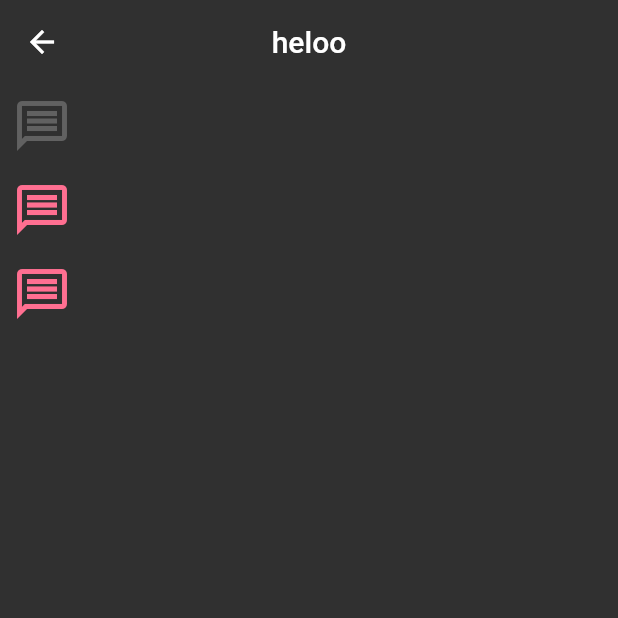
After one commit to ozgeakinci/flutter_work_file, a Flutter app: the IconLearnView screen opened directly, on a phone screen of 412 x 824 dp, the top half of it. The commit adds this screen. Run offline on Flutter 3.47's test engine with Material 2 defaults, Android fonts, the phone set to English and light mode, and no system bars.

Commit message:
colors and icon_learn adding

```diff
--- a/lib/101/app_bar.dart
+++ b/lib/101/app_bar.dart
@@ -13,16 +13,18 @@ class AppBarView extends StatelessWidget {
       appBar: AppBar(
         title: Text(_title),
         //Appbar sol kısım
-        leading: const Icon(Icons.chevron_left),
+        leading: const Icon(Icons.chevron_left), //sol taraftadaki ikon;
         automaticallyImplyLeading: false,
+        //leading-width: sol tarafın genişliğini ayarlar
         //Aşağıdaki yorum satırları ortak alana taşındı
         // centerTitle: true, //yazının hep ortalı olmasını sağlar
-        // elevation: 0,
+        // elevation: 0, //önde kalmasını sağlar
         // systemOverlayStyle: SystemUiOverlayStyle.light, //saat yazan yukarıda kısım light kalıe
         //App bar sağ kısım
         // actionsIconTheme: const IconThemeData(color: Colors.red),
         backgroundColor: Colors.transparent,
         actions: [
+          //sağ tarafı
           IconButton(
             onPressed: () {},
             icon: const Icon(Icons.mark_email_unread),
--- /dev/null
+++ b/lib/101/icon_learn.dart
@@ -0,0 +1,48 @@
+import 'package:flutter/material.dart';
+
+class IconLearnView extends StatelessWidget {
+  IconLearnView({super.key});
+
+  final String _title = 'heloo';
+  final IconSize iconSize = IconSize();
+  final ButtonColor buttonColor = ButtonColor();
+
+  @override
+  Widget build(BuildContext context) {
+    return Scaffold(
+      appBar: AppBar(
+        title: Text(_title),
+      ),
+      body: Column(
+        children: [
+          IconButton(
+            onPressed: () {},
+            icon: const Icon(Icons.message_outlined),
+            color: Theme.of(context).colorScheme.background,
+            iconSize: 40,
+          ),
+          IconButton(
+            onPressed: () {},
+            icon: const Icon(Icons.message_outlined),
+            color: buttonColor.buttonColor,
+            iconSize: iconSize.iconSmall,
+          ),
+          IconButton(
+            onPressed: () {},
+            icon: const Icon(Icons.message_outlined),
+            color: buttonColor.buttonColor,
+            iconSize: iconSize.iconSmall,
+          )
+        ],
+      ),
+    );
+  }
+}
+
+class IconSize {
+  final double iconSmall = 40;
+}
+
+class ButtonColor {
+  final Color buttonColor = const Color(0xFFFF6F91);
+}
--- a/lib/main.dart
+++ b/lib/main.dart
@@ -1,5 +1,7 @@
 import 'package:flutter/material.dart';
 import 'package:flutter/services.dart';
+import 'package:hardware_flutter/101/colors_learn.dart';
+import 'package:hardware_flutter/101/icon_learn.dart';
 import 'package:hardware_flutter/101/app_bar.dart';
 import 'package:hardware_flutter/101/button_learn.dart';
 import 'package:hardware_flutter/101/container.sized_box_learn.dart';
@@ -21,12 +23,12 @@ class MyApp extends StatelessWidget {
       theme: ThemeData.dark().copyWith(
         appBarTheme: const AppBarTheme(
           centerTitle: true,
-          backgroundColor: Colors.red,
+          backgroundColor: Colors.transparent,
           elevation: 0,
           systemOverlayStyle: SystemUiOverlayStyle.light,
         ),
       ),
-      home: const AppBarView(),
+      home: ColorsLearn(),
     );
   }
 }
```
Also changed, not shown: lib/101/colors_learn.dart (added, +23 -0 lines).
